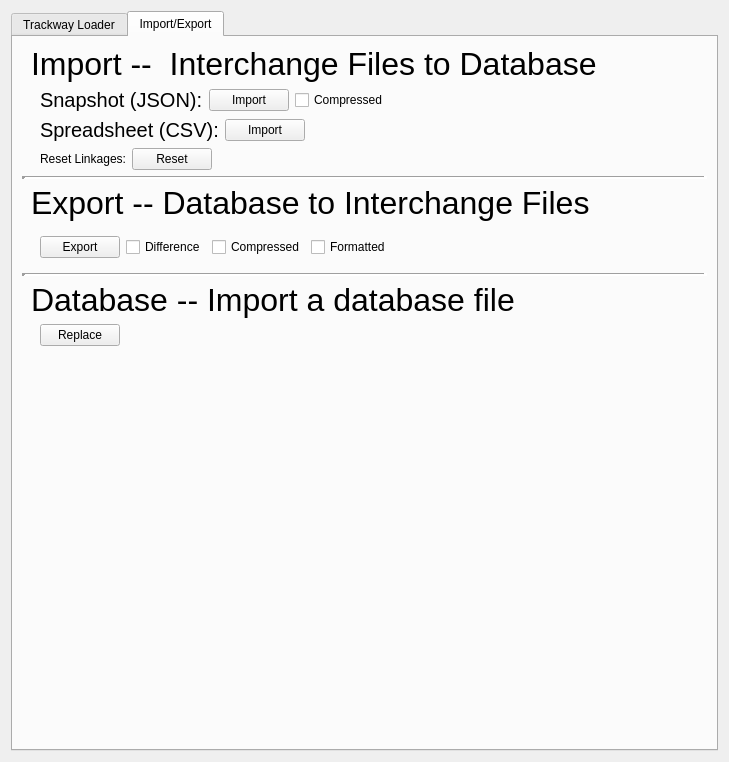
sernst/Cadence, file resources/widget/tools/TrackwayIoWidget/TrackwayIoWidget.ui: the form before one commit.
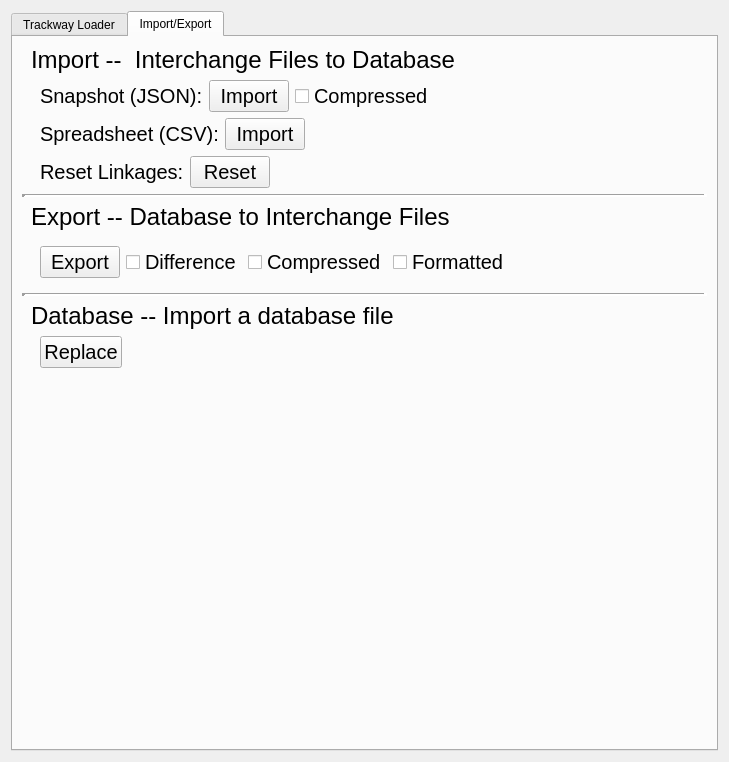
The form after the commit. The open tabs and pages were chosen to show the change.

Commit message: KAS: added visualization of track series, several new additions to UI for selection and fetching, selectable trackway layers, and minor usability improvements

What changed in the file:
```diff
--- a/resources/widget/tools/TrackwayIoWidget/TrackwayIoWidget.ui
+++ b/resources/widget/tools/TrackwayIoWidget/TrackwayIoWidget.ui
@@ -104,7 +104,7 @@
            <widget class="QLabel" name="label_7">
             <property name="font">
              <font>
-              <pointsize>24</pointsize>
+              <pointsize>18</pointsize>
              </font>
             </property>
             <property name="text">
@@ -140,6 +140,11 @@
              </item>
              <item>
               <widget class="QPushButton" name="importJsonBtn">
+               <property name="font">
+                <font>
+                 <pointsize>15</pointsize>
+                </font>
+               </property>
                <property name="text">
                 <string>Import</string>
                </property>
@@ -147,6 +152,11 @@
              </item>
              <item>
               <widget class="QCheckBox" name="importCompressCheck">
+               <property name="font">
+                <font>
+                 <pointsize>15</pointsize>
+                </font>
+               </property>
                <property name="text">
                 <string>Compressed</string>
                </property>
@@ -193,6 +203,11 @@
              </item>
              <item>
               <widget class="QPushButton" name="importCsvBtn">
+               <property name="font">
+                <font>
+                 <pointsize>15</pointsize>
+                </font>
+               </property>
                <property name="text">
                 <string>Import</string>
                </property>
@@ -225,6 +240,11 @@
              </property>
              <item>
               <widget class="QLabel" name="label_2">
+               <property name="font">
+                <font>
+                 <pointsize>15</pointsize>
+                </font>
+               </property>
                <property name="text">
                 <string>Reset Linkages:</string>
                </property>
@@ -232,6 +252,11 @@
              </item>
              <item>
               <widget class="QPushButton" name="updateLinksBtn">
+               <property name="font">
+                <font>
+                 <pointsize>15</pointsize>
+                </font>
+               </property>
                <property name="text">
                 <string>Reset</string>
                </property>
@@ -279,7 +304,7 @@
            <widget class="QLabel" name="label_5">
             <property name="font">
              <font>
-              <pointsize>24</pointsize>
+              <pointsize>18</pointsize>
              </font>
             </property>
             <property name="text">
@@ -292,6 +317,11 @@
             <layout class="QHBoxLayout" name="horizontalLayout_4">
              <item>
               <widget class="QPushButton" name="exportBtn">
+               <property name="font">
+                <font>
+                 <pointsize>15</pointsize>
+                </font>
+               </property>
                <property name="text">
                 <string>Export</string>
                </property>
@@ -299,6 +329,11 @@
              </item>
              <item>
               <widget class="QCheckBox" name="exportDiffCheck">
+               <property name="font">
+                <font>
+                 <pointsize>15</pointsize>
+                </font>
+               </property>
                <property name="text">
                 <string>Difference</string>
                </property>
@@ -306,6 +341,11 @@
              </item>
              <item>
               <widget class="QCheckBox" name="exportCompressCheck">
+               <property name="font">
+                <font>
+                 <pointsize>15</pointsize>
+                </font>
+               </property>
                <property name="text">
                 <string>Compressed</string>
                </property>
@@ -313,6 +353,11 @@
              </item>
              <item>
               <widget class="QCheckBox" name="exportPrettyCheck">
+               <property name="font">
+                <font>
+                 <pointsize>15</pointsize>
+                </font>
+               </property>
                <property name="text">
                 <string>Formatted</string>
                </property>
@@ -360,7 +405,7 @@
            <widget class="QLabel" name="label_3">
             <property name="font">
              <font>
-              <pointsize>24</pointsize>
+              <pointsize>18</pointsize>
              </font>
             </property>
             <property name="text">
@@ -379,6 +424,11 @@
              </property>
              <item>
               <widget class="QPushButton" name="databaseReplaceBtn">
+               <property name="font">
+                <font>
+                 <pointsize>15</pointsize>
+                </font>
+               </property>
                <property name="text">
                 <string>Replace</string>
                </property>
```
Left out of the diff: 2 changed lines with no effect on the pictures. The commit also changes 7 other files.
